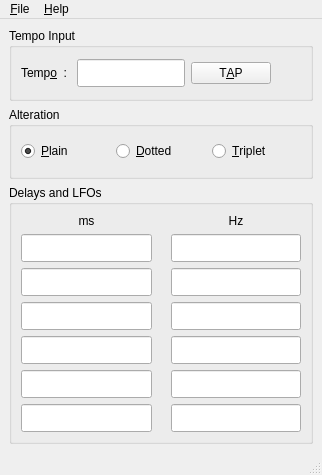
Qt form src/gui/forms/zestmainwindow.ui (deufrai/Qrest) before a commit.
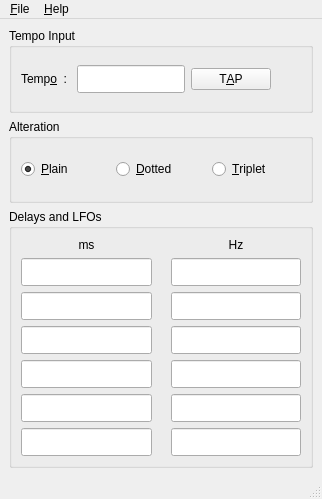
The same form after that commit. Icons and pictures are not drawn.

```diff
--- a/src/gui/forms/zestmainwindow.ui
+++ b/src/gui/forms/zestmainwindow.ui
@@ -6,7 +6,7 @@
     <x>0</x>
     <y>0</y>
     <width>322</width>
-    <height>475</height>
+    <height>499</height>
    </rect>
   </property>
   <property name="sizePolicy" >
@@ -30,7 +30,7 @@
      <x>0</x>
      <y>26</y>
      <width>322</width>
-     <height>426</height>
+     <height>450</height>
     </rect>
    </property>
    <layout class="QGridLayout" name="gridLayout_4" >
@@ -521,7 +521,7 @@
    <property name="geometry" >
     <rect>
      <x>0</x>
-     <y>452</y>
+     <y>476</y>
      <width>322</width>
      <height>23</height>
     </rect>
```
Left out of the diff: 12 changed lines with no effect on the pictures.
